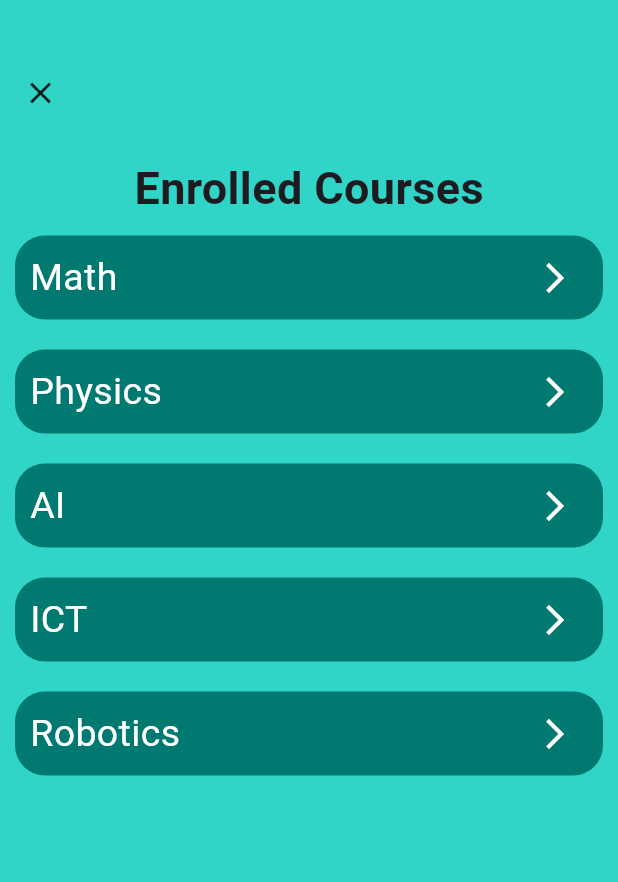
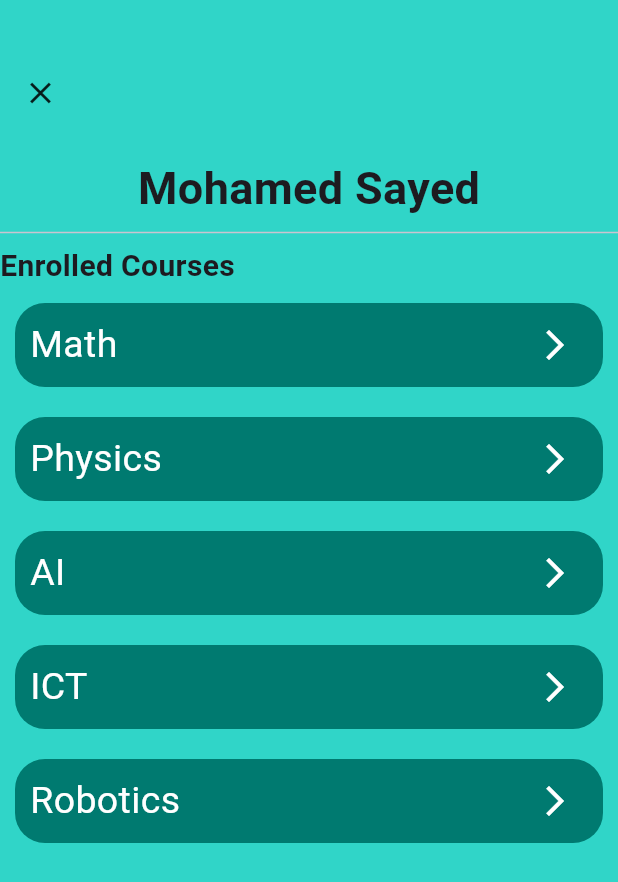
Before and after one commit to ahmed-nussair/tuition, a Flutter app: the EnrolledCourses screen opened directly, on a phone screen of 412 x 824 dp. Shown: the top 882 px of the screen. Run offline on Flutter 3.47's test engine with Material 3 defaults, Android fonts, the phone set to English and light mode, and no system bars; our stand-ins replace cloud_firestore, firebase_core; accounts and stored records are empty.

Commit message:
First Commit

```diff
--- a/lib/student_screens/enrolled_courses.dart
+++ b/lib/student_screens/enrolled_courses.dart
@@ -55,6 +55,11 @@ class EnrolledCourses extends StatelessWidget {
                         } else {
                           SystemNavigator.pop();
                         }
+                        if (Navigator.canPop(context)) {
+                          Navigator.pop(context);
+                        } else {
+                          SystemNavigator.pop();
+                        }
                       },
                       child: Container(
                         height: 50,
@@ -84,9 +89,20 @@ class EnrolledCourses extends StatelessWidget {
           Container(
             alignment: Alignment.center,
             child: const Text(
+              'Mohamed Sayed',
+              style: TextStyle(
+                fontSize: 30,
+                fontWeight: FontWeight.bold,
+              ),
+            ),
+          ),
+          const Divider(),
+          Container(
+            alignment: Alignment.centerLeft,
+            child: const Text(
               'Enrolled Courses',
               style: TextStyle(
-                fontSize: 30,
+                fontSize: 20,
                 fontWeight: FontWeight.bold,
               ),
             ),
```
Also changed, not shown: lib/tutor_screens/class_screen.dart (added, +24 -0 lines).
